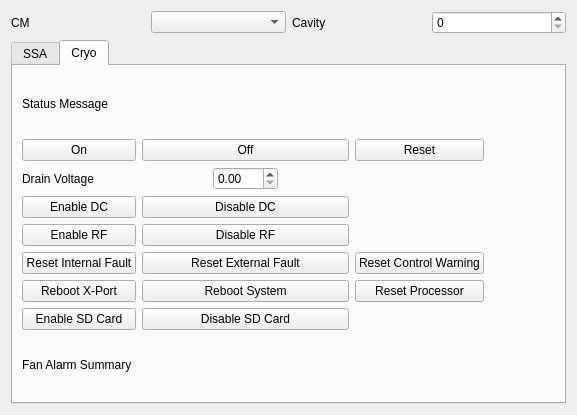
The window that expert.ui (slaclab/srf_cavity_expert_screen) describes before a commit, drawn with Qt 5.
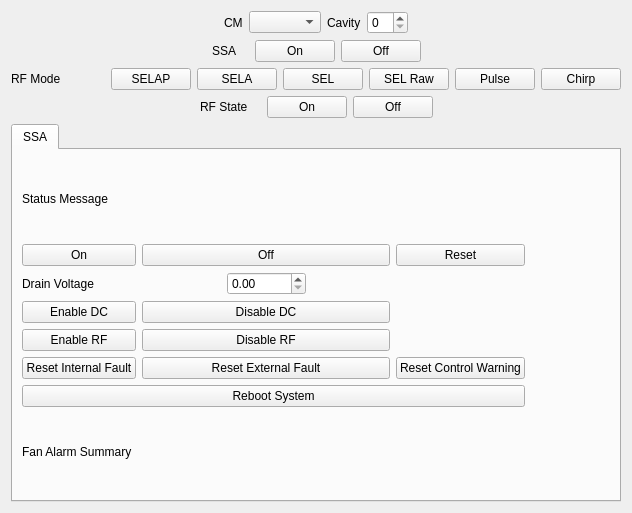
The same window after the commit. Custom widgets are drawn as their Qt base class.

Commit message: added RF controls

```diff
--- a/expert.ui
+++ b/expert.ui
@@ -6,67 +6,294 @@
    <rect>
     <x>0</x>
     <y>0</y>
-    <width>577</width>
-    <height>415</height>
+    <width>632</width>
+    <height>513</height>
    </rect>
   </property>
   <property name="windowTitle">
    <string>Form</string>
   </property>
-  <layout class="QGridLayout" name="gridLayout">
-   <item row="0" column="2">
-    <widget class="QLabel" name="label_2">
-     <property name="text">
-      <string>Cavity</string>
-     </property>
-    </widget>
+  <layout class="QVBoxLayout" name="verticalLayout">
+   <item>
+    <layout class="QHBoxLayout" name="horizontalLayout">
+     <item>
+      <spacer name="horizontalSpacer">
+       <property name="orientation">
+        <enum>Qt::Horizontal</enum>
+       </property>
+       <property name="sizeHint" stdset="0">
+        <size>
+         <width>40</width>
+         <height>20</height>
+        </size>
+       </property>
+      </spacer>
+     </item>
+     <item>
+      <widget class="QLabel" name="label">
+       <property name="text">
+        <string>CM</string>
+       </property>
+      </widget>
+     </item>
+     <item>
+      <widget class="QComboBox" name="comboBox"/>
+     </item>
+     <item>
+      <widget class="QLabel" name="label_2">
+       <property name="text">
+        <string>Cavity</string>
+       </property>
+      </widget>
+     </item>
+     <item>
+      <widget class="QSpinBox" name="spinBox"/>
+     </item>
+     <item>
+      <spacer name="horizontalSpacer_2">
+       <property name="orientation">
+        <enum>Qt::Horizontal</enum>
+       </property>
+       <property name="sizeHint" stdset="0">
+        <size>
+         <width>40</width>
+         <height>20</height>
+        </size>
+       </property>
+      </spacer>
+     </item>
+    </layout>
    </item>
-   <item row="0" column="1">
-    <widget class="QComboBox" name="comboBox"/>
+   <item>
+    <layout class="QHBoxLayout" name="horizontalLayout_2">
+     <item>
+      <spacer name="horizontalSpacer_3">
+       <property name="orientation">
+        <enum>Qt::Horizontal</enum>
+       </property>
+       <property name="sizeHint" stdset="0">
+        <size>
+         <width>40</width>
+         <height>20</height>
+        </size>
+       </property>
+      </spacer>
+     </item>
+     <item>
+      <widget class="QLabel" name="label_6">
+       <property name="text">
+        <string>SSA</string>
+       </property>
+      </widget>
+     </item>
+     <item>
+      <widget class="PyDMLabel" name="PyDMLabel_5">
+       <property name="toolTip">
+        <string/>
+       </property>
+      </widget>
+     </item>
+     <item>
+      <widget class="PyDMPushButton" name="PyDMPushButton_8">
+       <property name="toolTip">
+        <string/>
+       </property>
+       <property name="text">
+        <string>On</string>
+       </property>
+      </widget>
+     </item>
+     <item>
+      <widget class="PyDMPushButton" name="PyDMPushButton_10">
+       <property name="toolTip">
+        <string/>
+       </property>
+       <property name="text">
+        <string>Off</string>
+       </property>
+      </widget>
+     </item>
+     <item>
+      <spacer name="horizontalSpacer_4">
+       <property name="orientation">
+        <enum>Qt::Horizontal</enum>
+       </property>
+       <property name="sizeHint" stdset="0">
+        <size>
+         <width>40</width>
+         <height>20</height>
+        </size>
+       </property>
+      </spacer>
+     </item>
+    </layout>
    </item>
-   <item row="0" column="3">
-    <widget class="QSpinBox" name="spinBox"/>
+   <item>
+    <layout class="QHBoxLayout" name="horizontalLayout_3">
+     <item>
+      <widget class="QLabel" name="label_7">
+       <property name="text">
+        <string>RF Mode</string>
+       </property>
+      </widget>
+     </item>
+     <item>
+      <widget class="PyDMLabel" name="PyDMLabel_7">
+       <property name="toolTip">
+        <string/>
+       </property>
+      </widget>
+     </item>
+     <item>
+      <widget class="PyDMPushButton" name="PyDMPushButton_11">
+       <property name="toolTip">
+        <string/>
+       </property>
+       <property name="text">
+        <string>SELAP</string>
+       </property>
+      </widget>
+     </item>
+     <item>
+      <widget class="PyDMPushButton" name="PyDMPushButton_12">
+       <property name="toolTip">
+        <string/>
+       </property>
+       <property name="text">
+        <string>SELA</string>
+       </property>
+      </widget>
+     </item>
+     <item>
+      <widget class="PyDMPushButton" name="PyDMPushButton_13">
+       <property name="toolTip">
+        <string/>
+       </property>
+       <property name="text">
+        <string>SEL</string>
+       </property>
+      </widget>
+     </item>
+     <item>
+      <widget class="PyDMPushButton" name="PyDMPushButton_14">
+       <property name="toolTip">
+        <string/>
+       </property>
+       <property name="text">
+        <string>SEL Raw</string>
+       </property>
+      </widget>
+     </item>
+     <item>
+      <widget class="PyDMPushButton" name="PyDMPushButton_15">
+       <property name="toolTip">
+        <string/>
+       </property>
+       <property name="text">
+        <string>Pulse</string>
+       </property>
+      </widget>
+     </item>
+     <item>
+      <widget class="PyDMPushButton" name="PyDMPushButton_16">
+       <property name="toolTip">
+        <string/>
+       </property>
+       <property name="text">
+        <string>Chirp</string>
+       </property>
+      </widget>
+     </item>
+    </layout>
    </item>
-   <item row="0" column="0">
-    <widget class="QLabel" name="label">
-     <property name="text">
-      <string>CM</string>
-     </property>
-    </widget>
+   <item>
+    <layout class="QHBoxLayout" name="horizontalLayout_4">
+     <item>
+      <spacer name="horizontalSpacer_5">
+       <property name="orientation">
+        <enum>Qt::Horizontal</enum>
+       </property>
+       <property name="sizeHint" stdset="0">
+        <size>
+         <width>40</width>
+         <height>20</height>
+        </size>
+       </property>
+      </spacer>
+     </item>
+     <item>
+      <widget class="QLabel" name="label_8">
+       <property name="text">
+        <string>RF State</string>
+       </property>
+      </widget>
+     </item>
+     <item>
+      <widget class="PyDMLabel" name="PyDMLabel_8">
+       <property name="toolTip">
+        <string/>
+       </property>
+      </widget>
+     </item>
+     <item>
+      <widget class="PyDMPushButton" name="PyDMPushButton_17">
+       <property name="toolTip">
+        <string/>
+       </property>
+       <property name="text">
+        <string>On</string>
+       </property>
+      </widget>
+     </item>
+     <item>
+      <widget class="PyDMPushButton" name="PyDMPushButton_18">
+       <property name="toolTip">
+        <string/>
+       </property>
+       <property name="text">
+        <string>Off</string>
+       </property>
+      </widget>
+     </item>
+     <item>
+      <spacer name="horizontalSpacer_6">
+       <property name="orientation">
+        <enum>Qt::Horizontal</enum>
+       </property>
+       <property name="sizeHint" stdset="0">
+        <size>
+         <width>40</width>
+         <height>20</height>
+        </size>
+       </property>
+      </spacer>
+     </item>
+    </layout>
    </item>
-   <item row="1" column="0" colspan="4">
+   <item>
     <widget class="QTabWidget" name="tabWidget">
      <property name="currentIndex">
-      <number>1</number>
+      <number>0</number>
      </property>
-     <widget class="QWidget" name="tab">
-      <attribute name="title">
-       <string>SSA</string>
-      </attribute>
-     </widget>
      <widget class="QWidget" name="tab_2">
       <attribute name="title">
-       <string>Cryo</string>
+       <string>SSA</string>
       </attribute>
       <layout class="QGridLayout" name="gridLayout_2">
-       <item row="0" column="0">
-        <widget class="QLabel" name="label_3">
-         <property name="text">
-          <string>Status Message</string>
+       <item row="2" column="2">
+        <widget class="PyDMSpinbox" name="PyDMSpinbox">
+         <property name="toolTip">
+          <string/>
          </property>
         </widget>
        </item>
-       <item row="1" column="0">
-        <widget class="QPushButton" name="pushButton">
-         <property name="text">
-          <string>On</string>
+       <item row="4" column="0">
+        <widget class="PyDMPushButton" name="PyDMPushButton_3">
+         <property name="toolTip">
+          <string/>
          </property>
-        </widget>
-       </item>
-       <item row="1" column="1" colspan="3">
-        <widget class="QPushButton" name="pushButton_2">
          <property name="text">
-          <string>Off</string>
+          <string>Enable RF</string>
          </property>
         </widget>
        </item>
@@ -77,10 +304,20 @@
          </property>
         </widget>
        </item>
-       <item row="2" column="2">
-        <widget class="PyDMSpinbox" name="PyDMSpinbox">
+       <item row="5" column="0">
+        <widget class="PyDMPushButton" name="PyDMPushButton_5">
          <property name="toolTip">
           <string/>
+         </property>
+         <property name="text">
+          <string>Reset Internal Fault</string>
+         </property>
+        </widget>
+       </item>
+       <item row="1" column="4">
+        <widget class="QPushButton" name="pushButton_3">
+         <property name="text">
+          <string>Reset</string>
          </property>
         </widget>
        </item>
@@ -94,23 +331,10 @@
          </property>
         </widget>
        </item>
-       <item row="3" column="1" colspan="3">
-        <widget class="PyDMPushButton" name="PyDMPushButton_2">
-         <property name="toolTip">
-          <string/>
-         </property>
+       <item row="1" column="0">
+        <widget class="QPushButton" name="pushButton">
          <property name="text">
-          <string>Disable DC</string>
-         </property>
-        </widget>
-       </item>
-       <item row="4" column="0">
-        <widget class="PyDMPushButton" name="PyDMPushButton_3">
-         <property name="toolTip">
-          <string/>
-         </property>
-         <property name="text">
-          <string>Enable RF</string>
+          <string>On</string>
          </property>
         </widget>
        </item>
@@ -124,23 +348,13 @@
          </property>
         </widget>
        </item>
-       <item row="4" column="4" colspan="2">
-        <widget class="PyDMLabel" name="PyDMLabel_4">
+       <item row="7" column="1" colspan="5">
+        <widget class="PyDMLabel" name="PyDMLabel_6">
          <property name="toolTip">
           <string/>
          </property>
         </widget>
        </item>
-       <item row="5" column="0">
-        <widget class="PyDMPushButton" name="PyDMPushButton_5">
-         <property name="toolTip">
-          <string/>
-         </property>
-         <property name="text">
-          <string>Reset Internal Fault</string>
-         </property>
-        </widget>
-       </item>
        <item row="5" column="1" colspan="3">
         <widget class="PyDMPushButton" name="PyDMPushButton_6">
          <property name="toolTip">
@@ -151,33 +365,6 @@
          </property>
         </widget>
        </item>
-       <item row="6" column="0">
-        <widget class="PyDMPushButton" name="PyDMPushButton_8">
-         <property name="toolTip">
-          <string/>
-         </property>
-         <property name="text">
-          <string>Reboot X-Port</string>
-         </property>
-        </widget>
-       </item>
-       <item row="7" column="0">
-        <widget class="PyDMPushButton" name="PyDMPushButton_11">
-         <property name="toolTip">
-          <string/>
-         </property>
-         <property name="text">
-          <string>Enable SD Card</string>
-         </property>
-        </widget>
-       </item>
-       <item row="1" column="4">
-        <widget class="QPushButton" name="pushButton_3">
-         <property name="text">
-          <string>Reset</string>
-         </property>
-        </widget>
-       </item>
        <item row="2" column="4">
         <widget class="PyDMLabel" name="PyDMLabel_2">
          <property name="toolTip">
@@ -185,10 +372,27 @@
          </property>
         </widget>
        </item>
-       <item row="3" column="4">
-        <widget class="PyDMLabel" name="PyDMLabel_3">
+       <item row="3" column="1" colspan="3">
+        <widget class="PyDMPushButton" name="PyDMPushButton_2">
          <property name="toolTip">
           <string/>
+         </property>
+         <property name="text">
+          <string>Disable DC</string>
+         </property>
+        </widget>
+       </item>
+       <item row="0" column="0">
+        <widget class="QLabel" name="label_3">
+         <property name="text">
+          <string>Status Message</string>
+         </property>
+        </widget>
+       </item>
+       <item row="7" column="0">
+        <widget class="QLabel" name="label_5">
+         <property name="text">
+          <string>Fan Alarm Summary</string>
          </property>
         </widget>
        </item>
@@ -202,40 +406,17 @@
          </property>
         </widget>
        </item>
-       <item row="6" column="4">
-        <widget class="PyDMPushButton" name="PyDMPushButton_10">
+       <item row="3" column="4">
+        <widget class="PyDMLabel" name="PyDMLabel_3">
          <property name="toolTip">
           <string/>
          </property>
-         <property name="text">
-          <string>Reset Processor</string>
-         </property>
         </widget>
        </item>
-       <item row="7" column="4">
-        <widget class="PyDMLabel" name="PyDMLabel_5">
-         <property name="toolTip">
-          <string/>
-         </property>
-        </widget>
-       </item>
-       <item row="6" column="1" colspan="3">
-        <widget class="PyDMPushButton" name="PyDMPushButton_9">
-         <property name="toolTip">
-          <string/>
-         </property>
+       <item row="1" column="1" colspan="3">
+        <widget class="QPushButton" name="pushButton_2">
          <property name="text">
-          <string>Reboot System</string>
-         </property>
-        </widget>
-       </item>
-       <item row="7" column="1" colspan="3">
-        <widget class="PyDMPushButton" name="PyDMPushButton_12">
-         <property name="toolTip">
-          <string/>
-         </property>
-         <property name="text">
-          <string>Disable SD Card</string>
+          <string>Off</string>
          </property>
         </widget>
        </item>
@@ -246,18 +427,21 @@
          </property>
         </widget>
        </item>
-       <item row="8" column="0">
-        <widget class="QLabel" name="label_5">
-         <property name="text">
-          <string>Fan Alarm Summary</string>
+       <item row="4" column="4" colspan="2">
+        <widget class="PyDMLabel" name="PyDMLabel_4">
+         <property name="toolTip">
+          <string/>
          </property>
         </widget>
        </item>
-       <item row="8" column="1" colspan="5">
-        <widget class="PyDMLabel" name="PyDMLabel_6">
+       <item row="6" column="0" colspan="5">
+        <widget class="PyDMPushButton" name="PyDMPushButton_9">
          <property name="toolTip">
           <string/>
          </property>
+         <property name="text">
+          <string>Reboot System</string>
+         </property>
         </widget>
        </item>
       </layout>
```
